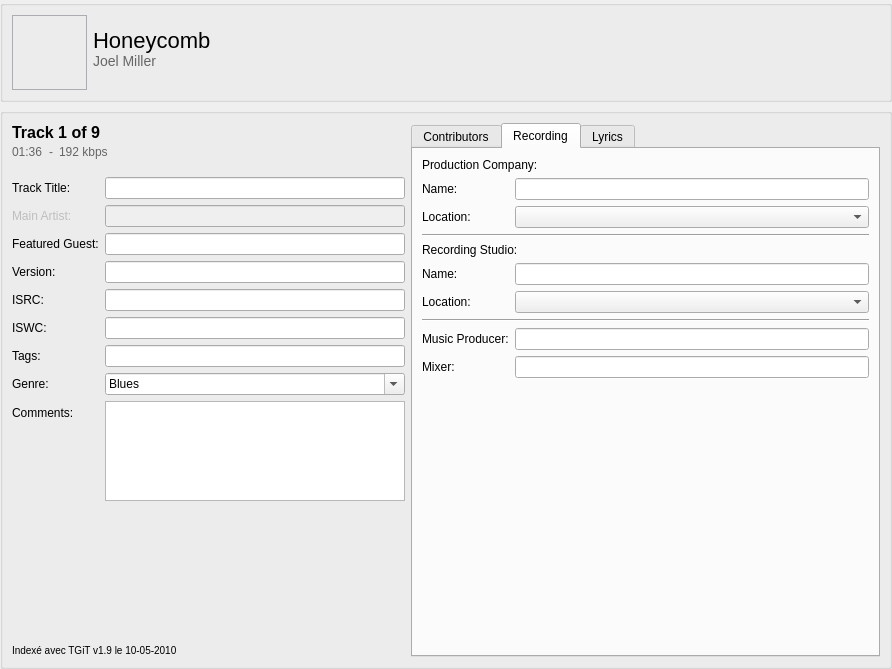
Before: the Qt Designer form resources/ui/track_page.ui in Iconoclasteinc/tgit, drawn with Qt 5.
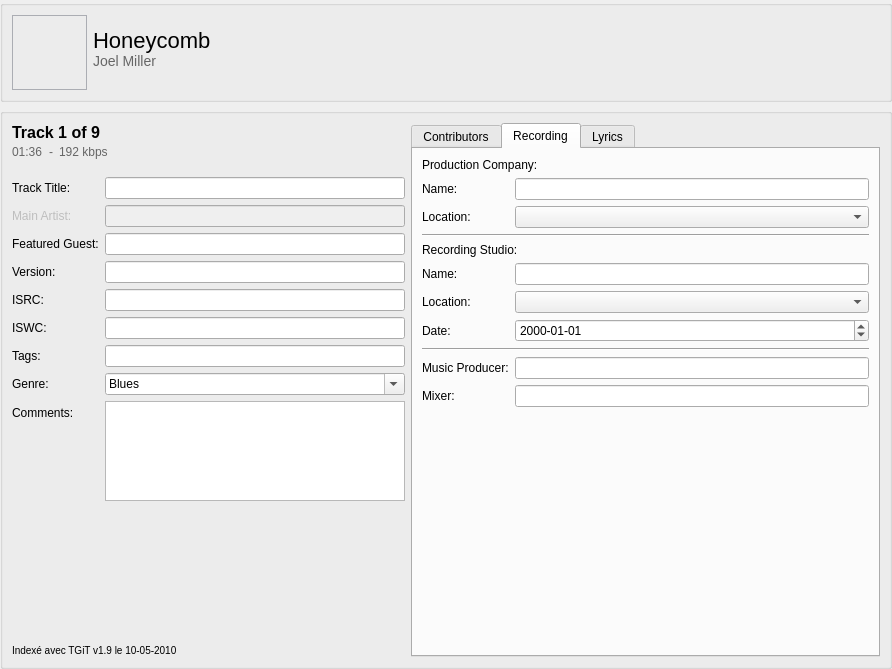
After: the same form once the commit is applied. The open tabs and pages were chosen to show the change. Icons and pictures are not drawn. Custom widgets are drawn as their Qt base class.

Commit message: Move the recording date field from the album level to the track level.

What changed in the file:
```diff
--- a/resources/ui/track_page.ui
+++ b/resources/ui/track_page.ui
@@ -923,14 +923,14 @@
             </property>
            </widget>
           </item>
-          <item row="7" column="0" colspan="2">
+          <item row="8" column="0" colspan="2">
            <widget class="Line" name="line_5">
             <property name="orientation">
              <enum>Qt::Horizontal</enum>
             </property>
            </widget>
           </item>
-          <item row="8" column="0">
+          <item row="9" column="0">
            <widget class="QLabel" name="_music_producer_caption">
             <property name="text">
              <string>Music Producer:</string>
@@ -940,7 +940,7 @@
             </property>
            </widget>
           </item>
-          <item row="8" column="1">
+          <item row="9" column="1">
            <widget class="QLineEdit" name="_music_producer">
             <property name="minimumSize">
              <size>
@@ -950,7 +950,7 @@
             </property>
            </widget>
           </item>
-          <item row="9" column="0">
+          <item row="10" column="0">
            <widget class="QLabel" name="_mixer_caption">
             <property name="text">
              <string>Mixer:</string>
@@ -960,7 +960,7 @@
             </property>
            </widget>
           </item>
-          <item row="9" column="1">
+          <item row="10" column="1">
            <widget class="QLineEdit" name="_mixer">
             <property name="minimumSize">
              <size>
@@ -970,7 +970,7 @@
             </property>
            </widget>
           </item>
-          <item row="10" column="0" colspan="2">
+          <item row="11" column="0" colspan="2">
            <spacer name="verticalSpacer">
             <property name="orientation">
              <enum>Qt::Vertical</enum>
@@ -983,6 +983,26 @@
             </property>
            </spacer>
           </item>
+          <item row="7" column="0">
+           <widget class="QLabel" name="_recording_time_caption">
+            <property name="text">
+             <string>Date:</string>
+            </property>
+            <property name="buddy">
+             <cstring>_recording_time</cstring>
+            </property>
+           </widget>
+          </item>
+          <item row="7" column="1">
+           <widget class="QDateEdit" name="_recording_time">
+            <property name="accelerated">
+             <bool>true</bool>
+            </property>
+            <property name="displayFormat">
+             <string>yyyy-MM-dd</string>
+            </property>
+           </widget>
+          </item>
          </layout>
         </widget>
         <widget class="QWidget" name="_lyrics_tab">
```
The commit also changes 16 other files.
